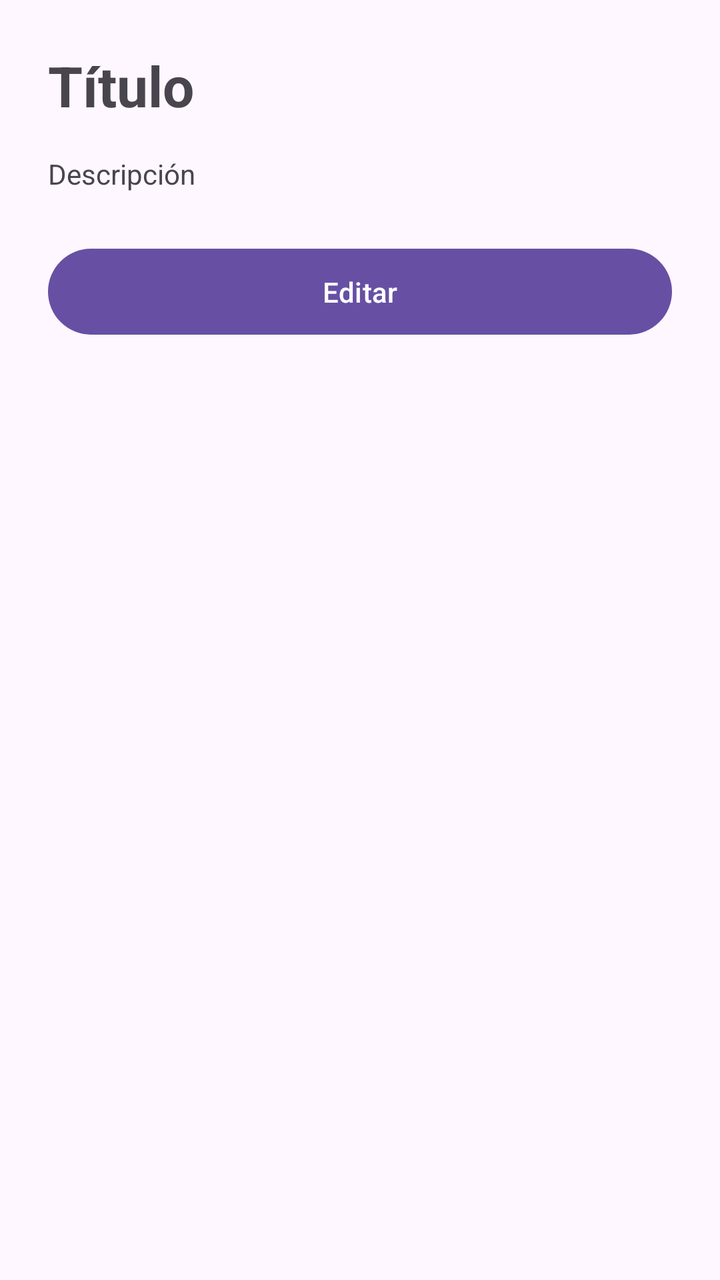
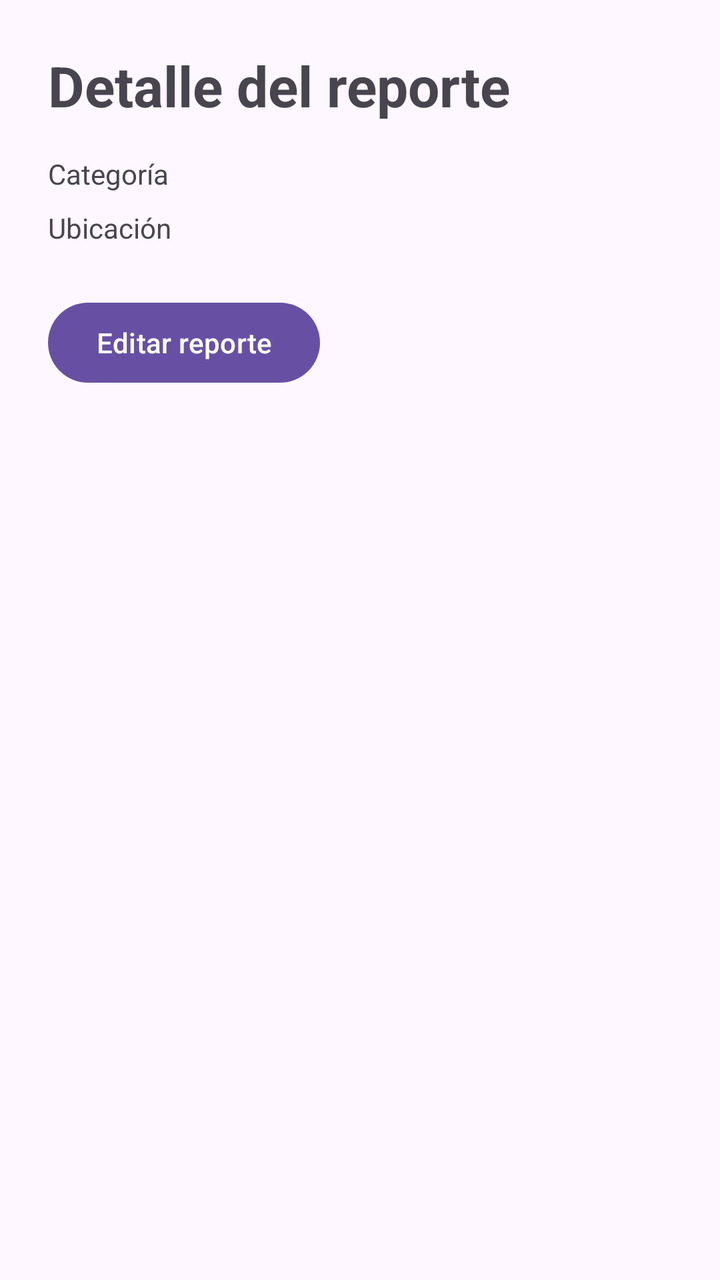

Screens rendered from an Android XML layout before and after an edit, with the pre-edit source and the edit as a unified diff.
<!-- AndroidManifest.xml: application theme Theme.NodoCivico -->
<!-- res/layout/fragment_report_detail.xml -->
<?xml version="1.0" encoding="utf-8"?>
<ScrollView xmlns:android="http://schemas.android.com/apk/res/android"
    android:layout_width="match_parent"
    android:layout_height="match_parent">

    <LinearLayout
        android:layout_width="match_parent"
        android:layout_height="wrap_content"
        android:orientation="vertical"
        android:padding="24dp">

        <TextView
            android:id="@+id/tvDetailTitle"
            android:layout_width="wrap_content"
            android:layout_height="wrap_content"
            android:text="Título"
            android:textSize="28sp"
            android:textStyle="bold" />

        <TextView
            android:id="@+id/tvDetailDescription"
            android:layout_width="wrap_content"
            android:layout_height="wrap_content"
            android:text="Descripción"
            android:layout_marginTop="16dp" />

        <com.google.android.material.button.MaterialButton
            android:id="@+id/btnEdit"
            android:layout_width="match_parent"
            android:layout_height="wrap_content"
            android:text="Editar"
            android:layout_marginTop="24dp"
            android:padding="12dp"/>

    </LinearLayout>

</ScrollView>
<!-- resources referenced by this layout -->
<resources>
  <style name="Theme.NodoCivico" parent="Base.Theme.NodoCivico" />
  <style name="Base.Theme.NodoCivico" parent="Theme.Material3.DayNight.NoActionBar">
          
          
      </style>
</resources>

<!-- the commit's change to res/layout/fragment_report_detail.xml (unified diff, before → after) -->
@@ -1,37 +1,38 @@
 <?xml version="1.0" encoding="utf-8"?>
-<ScrollView xmlns:android="http://schemas.android.com/apk/res/android"
+<LinearLayout
+    xmlns:android="http://schemas.android.com/apk/res/android"
     android:layout_width="match_parent"
-    android:layout_height="match_parent">
+    android:layout_height="match_parent"
+    android:orientation="vertical"
+    android:padding="24dp">
 
-    <LinearLayout
-        android:layout_width="match_parent"
+    <TextView
+        android:id="@+id/txtDetailTitle"
+        android:layout_width="wrap_content"
         android:layout_height="wrap_content"
-        android:orientation="vertical"
-        android:padding="24dp">
+        android:text="Detalle del reporte"
+        android:textSize="28sp"
+        android:textStyle="bold"/>
 
-        <TextView
-            android:id="@+id/tvDetailTitle"
-            android:layout_width="wrap_content"
-            android:layout_height="wrap_content"
-            android:text="Título"
-            android:textSize="28sp"
-            android:textStyle="bold" />
+    <TextView
+        android:id="@+id/txtDetailCategory"
+        android:layout_width="wrap_content"
+        android:layout_height="wrap_content"
+        android:text="Categoría"
+        android:layout_marginTop="16dp"/>
 
-        <TextView
-            android:id="@+id/tvDetailDescription"
-            android:layout_width="wrap_content"
-            android:layout_height="wrap_content"
-            android:text="Descripción"
-            android:layout_marginTop="16dp" />
+    <TextView
+        android:id="@+id/txtDetailLocation"
+        android:layout_width="wrap_content"
+        android:layout_height="wrap_content"
+        android:text="Ubicación"
+        android:layout_marginTop="8dp"/>
 
-        <com.google.android.material.button.MaterialButton
-            android:id="@+id/btnEdit"
-            android:layout_width="match_parent"
-            android:layout_height="wrap_content"
-            android:text="Editar"
-            android:layout_marginTop="24dp"
-            android:padding="12dp"/>
+    <com.google.android.material.button.MaterialButton
+        android:id="@+id/btnEditReport"
+        android:layout_width="wrap_content"
+        android:layout_height="wrap_content"
+        android:text="Editar reporte"
+        android:layout_marginTop="24dp"/>
 
-    </LinearLayout>
-
-</ScrollView>
+</LinearLayout>
